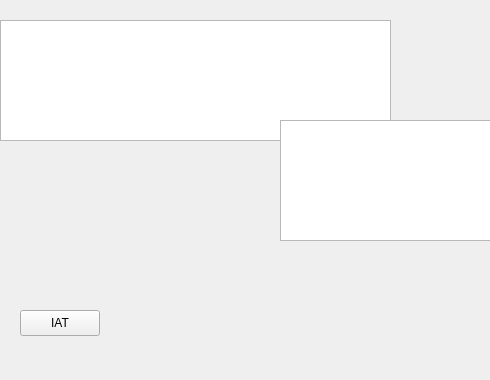
The window that widget.ui (lxgouc/Voi-Rec) describes before a commit, drawn with Qt 5.
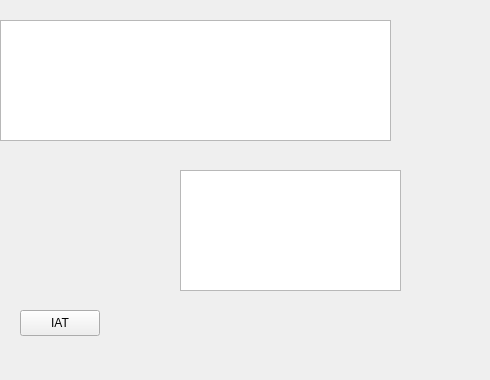
The same window after the commit.

The edit to the form file:
```diff
--- a/widget.ui
+++ b/widget.ui
@@ -5,6 +5,14 @@
   <property name="enabled">
    <bool>true</bool>
   </property>
+  <property name="geometry">
+   <rect>
+    <x>0</x>
+    <y>0</y>
+    <width>490</width>
+    <height>380</height>
+   </rect>
+  </property>
   <property name="minimumSize">
    <size>
     <width>490</width>
@@ -46,8 +54,8 @@
   <widget class="QTextEdit" name="ResultDisplay">
    <property name="geometry">
     <rect>
-     <x>280</x>
-     <y>120</y>
+     <x>180</x>
+     <y>170</y>
      <width>221</width>
      <height>121</height>
     </rect>
```
